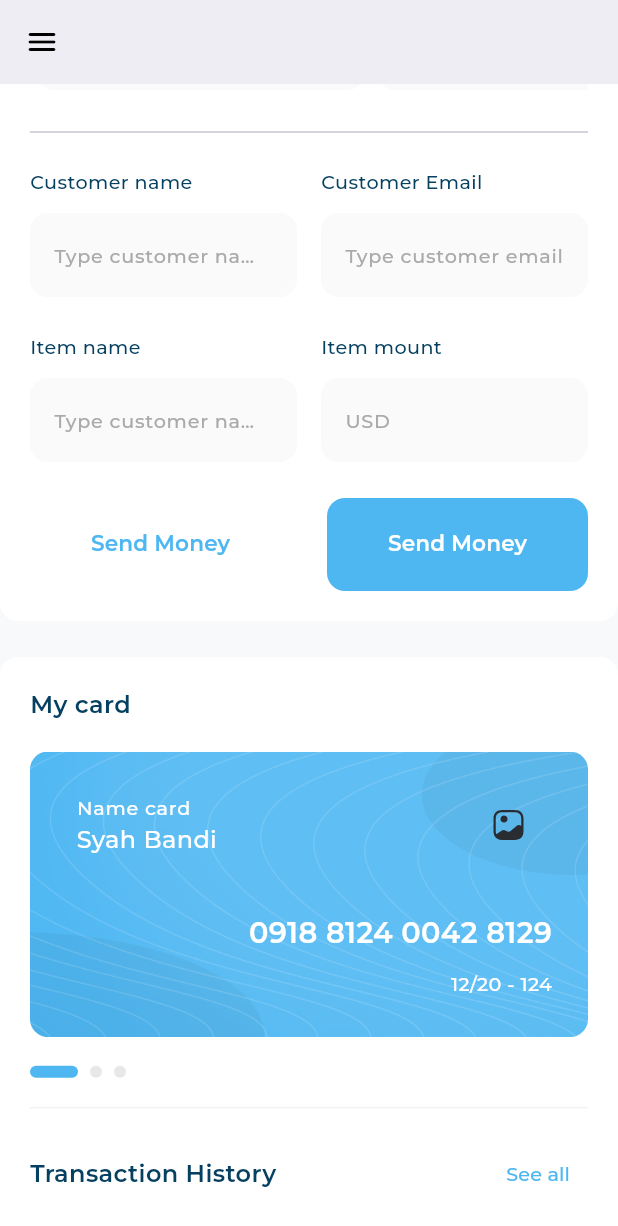
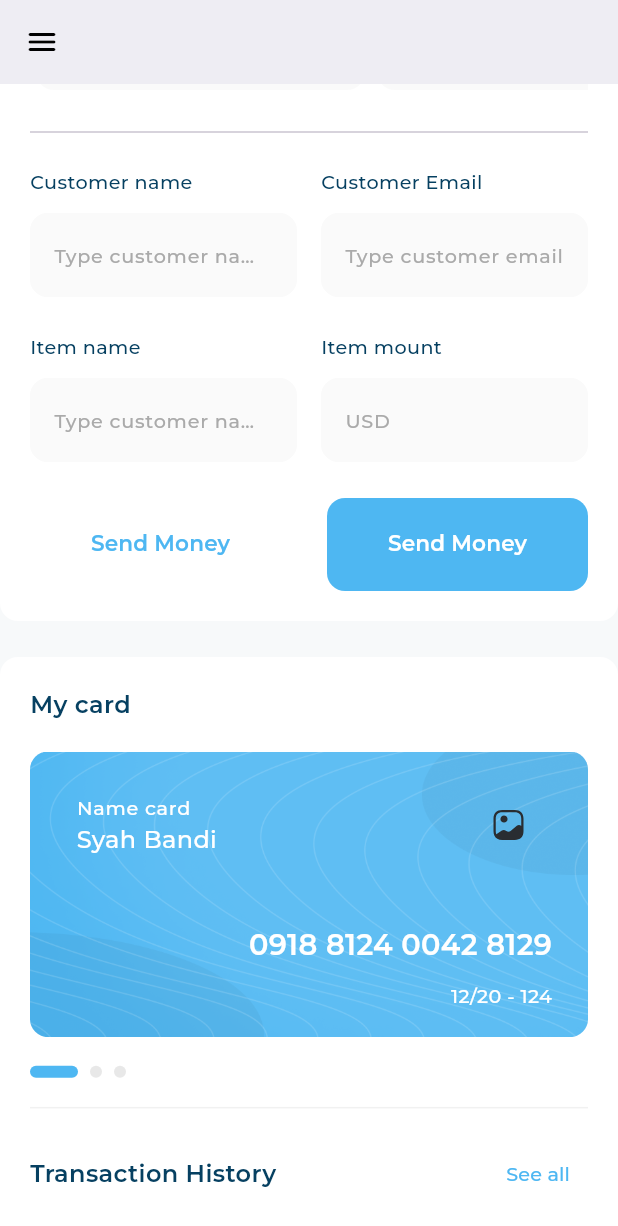
Before and after one commit to mohammed-xp/responsive_dash_board, a Flutter app: the screen it shows after launch, scrolled down 576 dp, on a phone screen of 412 x 824 dp. Shown: the top 1226 px of the screen. Run offline on Flutter 3.47's test engine with Material 3 defaults, Android fonts, the phone set to English and light mode, and no system bars; drawn by our look-alikes of expandable_page_view; our stand-ins replace fl_chart, flutter_svg; project files that could hold a hidden picture were left out.

Commit message:
Fix ui error in MyCard

```diff
--- a/lib/widgets/my_card.dart
+++ b/lib/widgets/my_card.dart
@@ -44,7 +44,7 @@ class MyCard extends StatelessWidget {
               ),
               trailing: SvgPicture.asset(Assets.imagesGallery),
             ),
-            const Spacer(),
+            const Expanded(flex: 2, child: SizedBox()),
             Padding(
               padding: const EdgeInsets.only(right: 24),
               child: Column(
@@ -68,8 +68,10 @@ class MyCard extends StatelessWidget {
                 ],
               ),
             ),
-            const SizedBox(
-              height: 27,
+            const Flexible(
+              child: SizedBox(
+                height: 16,
+              ),
             ),
           ],
         ),
```
